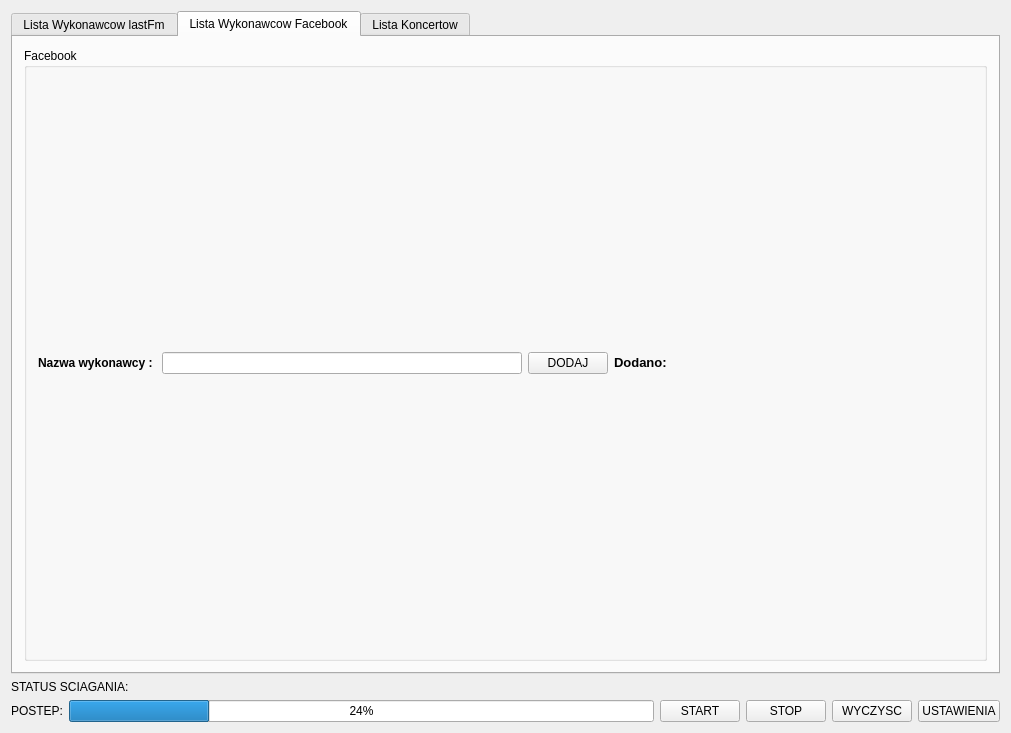
First picture: the form in mainwindow.ui, repository Grzegorzwww/szukacz_koncerow, before the edit.
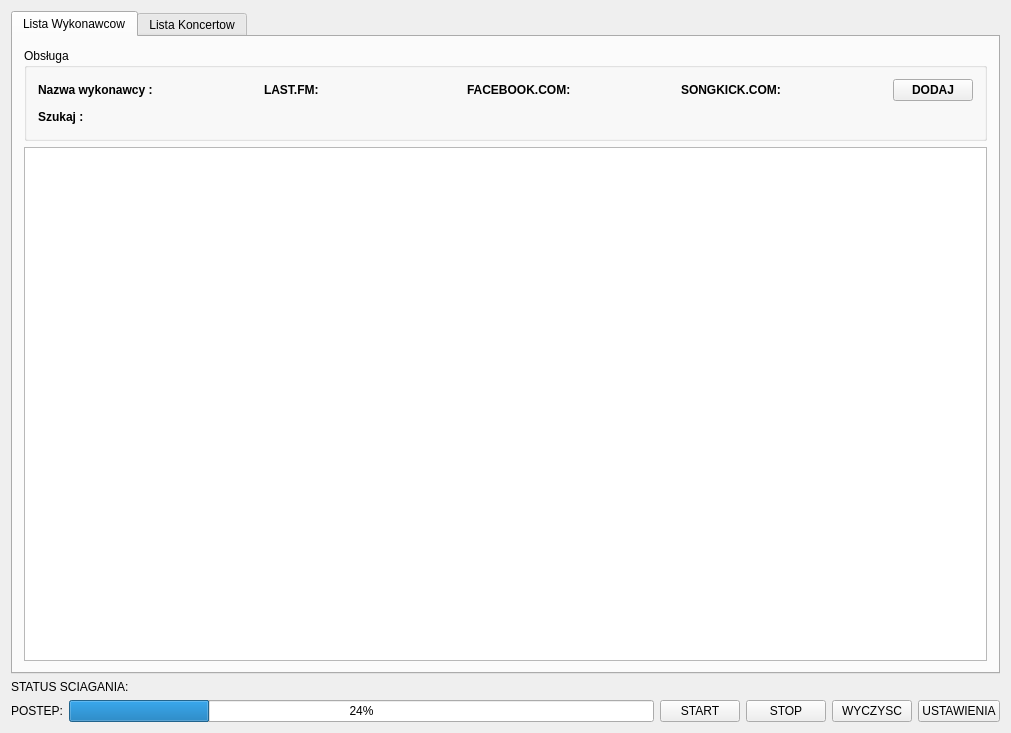
Second picture: the form after the edit. The open tabs and pages were chosen to show the change. Custom widgets are drawn as their Qt base class.

Commit message: Poprawki w liscie wykonawcow prawie ukonczone

The edit to the form file:
```diff
--- a/mainwindow.ui
+++ b/mainwindow.ui
@@ -92,7 +92,7 @@
       </property>
       <widget class="QWidget" name="tab_3">
        <attribute name="title">
-        <string>Lista Wykonawcow lastFm</string>
+        <string>Lista Wykonawcow</string>
        </attribute>
        <layout class="QGridLayout" name="gridLayout_5">
         <item row="0" column="0">
@@ -270,86 +270,6 @@
         </item>
        </layout>
       </widget>
-      <widget class="QWidget" name="tab_7">
-       <attribute name="title">
-        <string>Lista Wykonawcow Facebook</string>
-       </attribute>
-       <layout class="QGridLayout" name="gridLayout_7">
-        <item row="0" column="0">
-         <layout class="QGridLayout" name="gridLayout_6">
-          <item row="0" column="0">
-           <widget class="QGroupBox" name="groupBox_7">
-            <property name="title">
-             <string>Facebook</string>
-            </property>
-            <layout class="QGridLayout" name="gridLayout_4">
-             <item row="0" column="0">
-              <layout class="QHBoxLayout" name="horizontalLayout_4">
-               <item>
-                <widget class="QLabel" name="label_13">
-                 <property name="sizePolicy">
-                  <sizepolicy hsizetype="Minimum" vsizetype="Maximum">
-                   <horstretch>0</horstretch>
-                   <verstretch>0</verstretch>
-                  </sizepolicy>
-                 </property>
-                 <property name="text">
-                  <string>&lt;html&gt;&lt;head/&gt;&lt;body&gt;&lt;p&gt;&lt;span style=&quot; font-weight:600;&quot;&gt;Nazwa wykonawcy : &lt;/span&gt;&lt;/p&gt;&lt;/body&gt;&lt;/html&gt;</string>
-                 </property>
-                </widget>
-               </item>
-               <item>
-                <widget class="QLineEdit" name="lineEdit_5">
-                 <property name="sizePolicy">
-                  <sizepolicy hsizetype="Expanding" vsizetype="Fixed">
-                   <horstretch>0</horstretch>
-                   <verstretch>0</verstretch>
-                  </sizepolicy>
-                 </property>
-                </widget>
-               </item>
-               <item>
-                <widget class="QPushButton" name="pushButton_6">
-                 <property name="sizePolicy">
-                  <sizepolicy hsizetype="Minimum" vsizetype="Fixed">
-                   <horstretch>0</horstretch>
-                   <verstretch>0</verstretch>
-                  </sizepolicy>
-                 </property>
-                 <property name="text">
-                  <string>DODAJ</string>
-                 </property>
-                </widget>
-               </item>
-               <item>
-                <widget class="QLabel" name="label_10">
-                 <property name="sizePolicy">
-                  <sizepolicy hsizetype="Expanding" vsizetype="Preferred">
-                   <horstretch>0</horstretch>
-                   <verstretch>0</verstretch>
-                  </sizepolicy>
-                 </property>
-                 <property name="font">
-                  <font>
-                   <pointsize>10</pointsize>
-                   <weight>75</weight>
-                   <bold>true</bold>
-                  </font>
-                 </property>
-                 <property name="text">
-                  <string>&lt;html&gt;&lt;head/&gt;&lt;body&gt;&lt;p&gt;&lt;span style=&quot; font-size:10pt; font-weight:600;&quot;&gt;Dodano:&lt;/span&gt;&lt;/p&gt;&lt;/body&gt;&lt;/html&gt;</string>
-                 </property>
-                </widget>
-               </item>
-              </layout>
-             </item>
-            </layout>
-           </widget>
-          </item>
-         </layout>
-        </item>
-       </layout>
-      </widget>
       <widget class="QWidget" name="tab_4">
        <attribute name="title">
         <string>Lista Koncertow</string>
```
Left out of the diff: 4 changed lines with no effect on the pictures. The commit also changes 3 other files.
